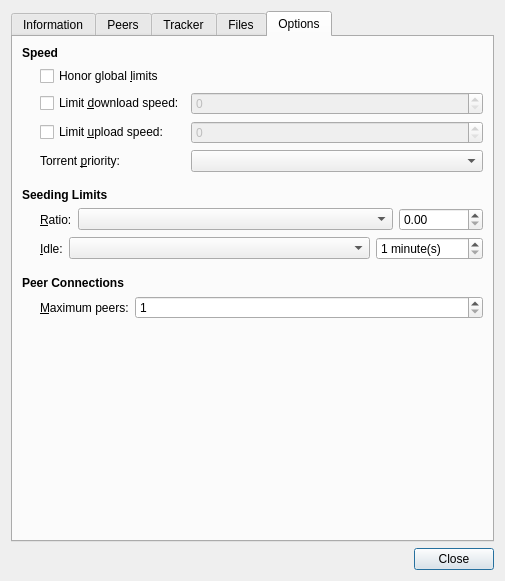
Above: qt/DetailsDialog.ui from ndmsystems/transmission before the change. Below: the same form after it.
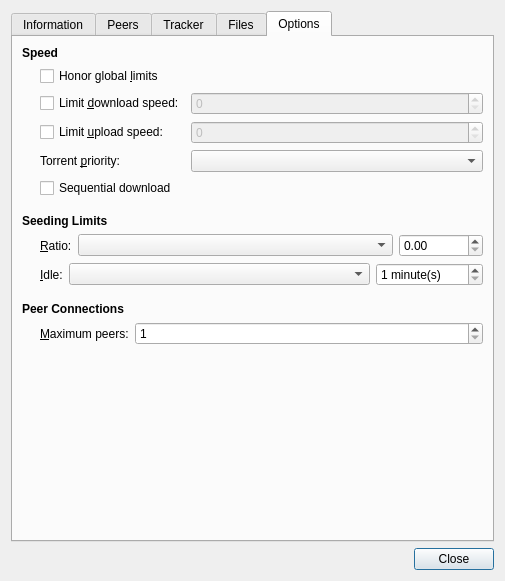
That is the form after the change. The open tabs and pages were chosen to show the change. Custom widgets are drawn as their Qt base class.

Commit message:
sequential download mode
See: https://github.com/ponychicken/transmission-sequential

Diff of the .ui file:
```diff
--- a/qt/DetailsDialog.ui
+++ b/qt/DetailsDialog.ui
@@ -687,6 +687,13 @@
          <item row="3" column="1">
           <widget class="QComboBox" name="bandwidthPriorityCombo"/>
          </item>
+         <item row="4" column="0" colspan="2">
+          <widget class="QCheckBox" name="sequentialCheck">
+           <property name="text">
+            <string>Sequential download</string>
+           </property>
+          </widget>
+         </item>
         </layout>
        </item>
        <item>
```
The commit also changes 34 other files.
